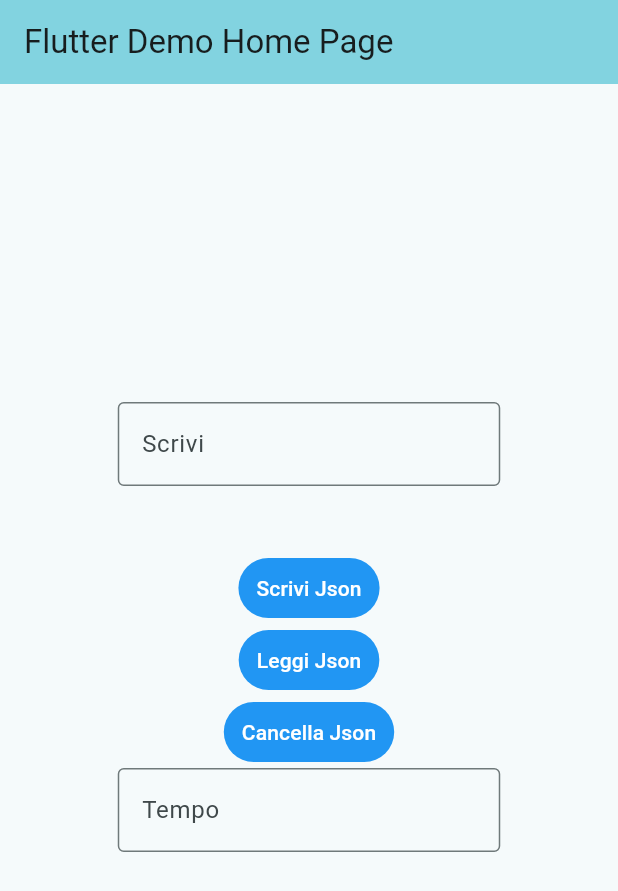
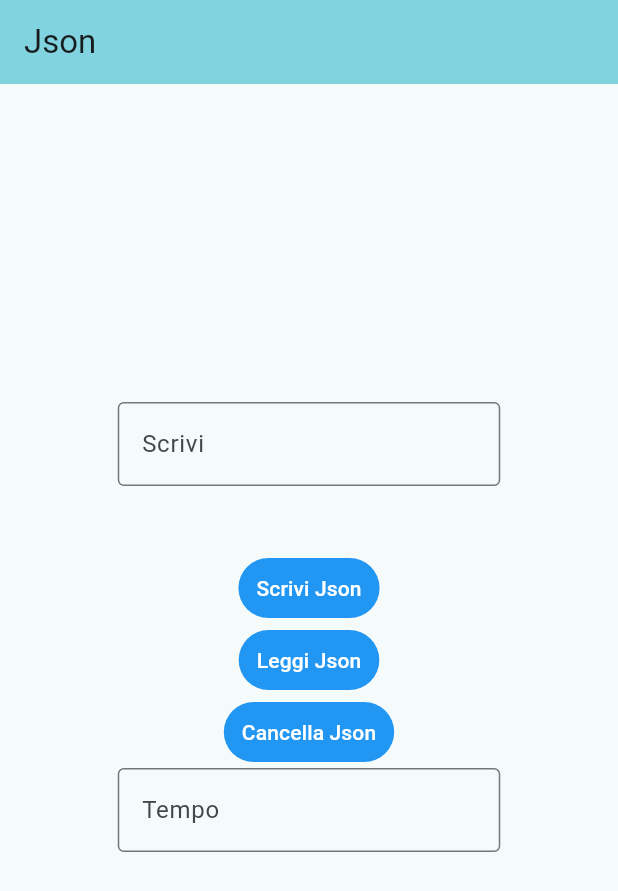
Before and after one commit to XxGaGxX/jsonflutter, a Flutter app: the screen it shows after launch, on a phone screen of 412 x 824 dp. Shown: the top 891 px of the screen. Run offline on Flutter 3.47's test engine with Material 3 defaults, Android fonts, the phone set to English and light mode, and no system bars; our stand-ins replace quickalert.

Commit message:
Progetto concluso

```diff
--- a/lib/main.dart
+++ b/lib/main.dart
@@ -22,7 +22,7 @@ class MyApp extends StatelessWidget {
         colorScheme: ColorScheme.fromSeed(seedColor: Colors.white),
         useMaterial3: true,
       ),
-      home: const MyHomePage(title: 'Flutter Demo Home Page'),
+      home: const MyHomePage(title: 'Json'),
     );
   }
 }
```
